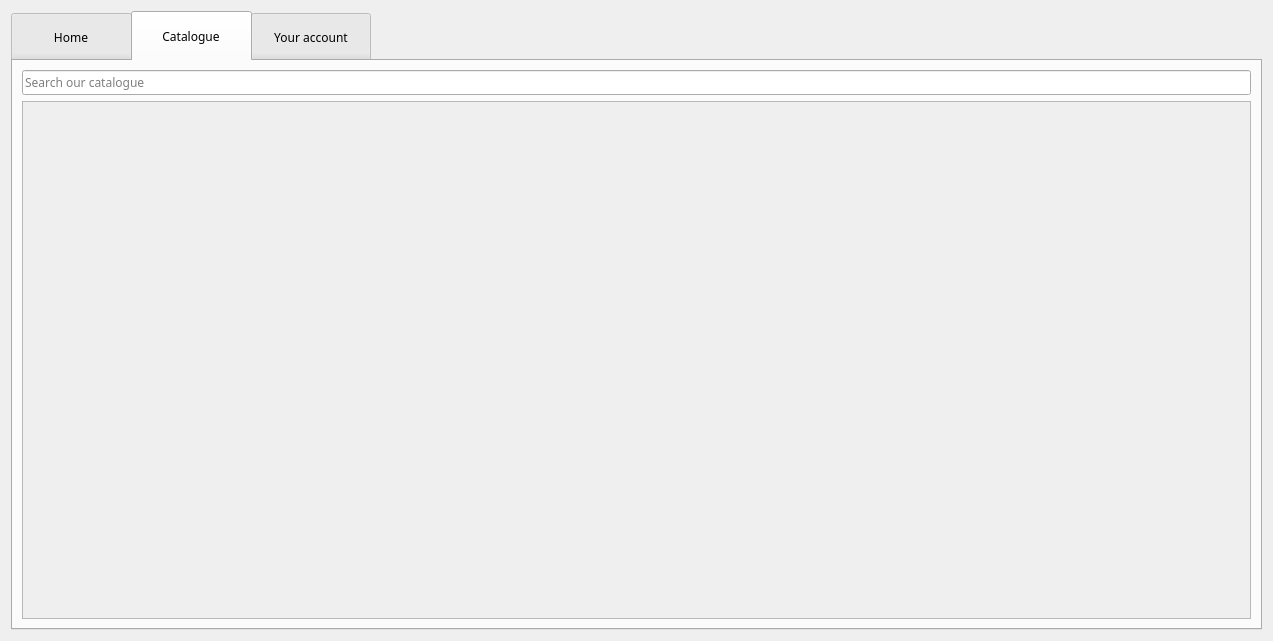
This is NewWindowChur/catalogue.ui in jandrealyn/LibraryQtSystem as Qt 5 draws it before an edit. The edited form follows.
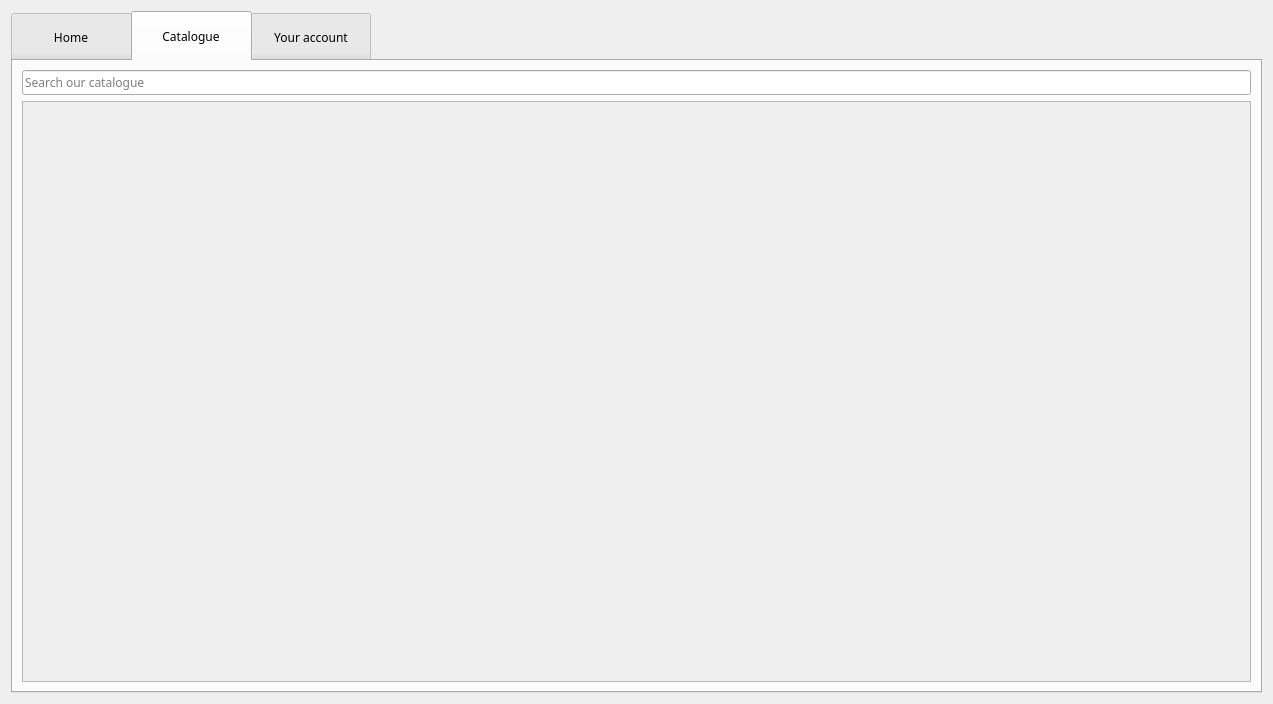
This is the edited form. The open tabs and pages were chosen to show the change. Icons and pictures are not drawn.

```diff
--- a/NewWindowChur/catalogue.ui
+++ b/NewWindowChur/catalogue.ui
@@ -7,7 +7,7 @@
     <x>0</x>
     <y>0</y>
     <width>1273</width>
-    <height>641</height>
+    <height>704</height>
    </rect>
   </property>
   <property name="sizePolicy">
@@ -170,7 +170,7 @@
             <x>0</x>
             <y>0</y>
             <width>1229</width>
-            <height>520</height>
+            <height>583</height>
            </rect>
           </property>
          </widget>
```
